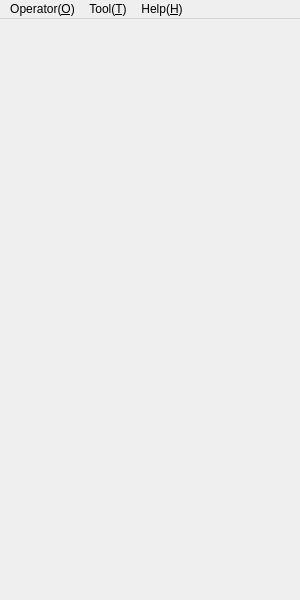
Before: the Qt Designer form MainWindow.ui in KangLin/RabbitIm, drawn with Qt 5.
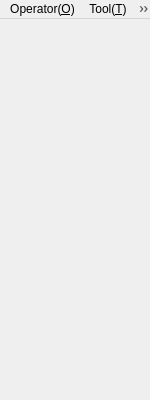
After: the same form once the commit is applied. Icons and pictures are not drawn.

```diff
--- a/MainWindow.ui
+++ b/MainWindow.ui
@@ -6,8 +6,8 @@
    <rect>
     <x>0</x>
     <y>0</y>
-    <width>300</width>
-    <height>600</height>
+    <width>150</width>
+    <height>400</height>
    </rect>
   </property>
   <property name="sizePolicy">
@@ -33,8 +33,8 @@
     <rect>
      <x>0</x>
      <y>0</y>
-     <width>300</width>
-     <height>23</height>
+     <width>150</width>
+     <height>22</height>
     </rect>
    </property>
    <widget class="QMenu" name="menuOperator_O">
```
Left out of the diff: 1 changed line with no effect on the pictures.
